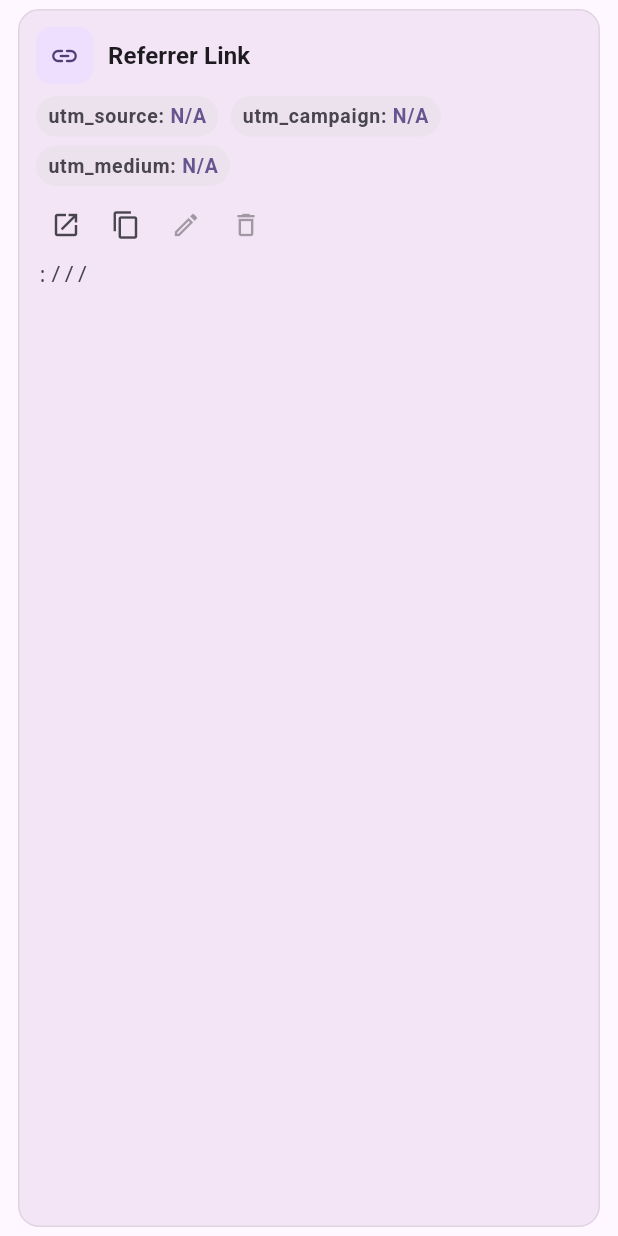
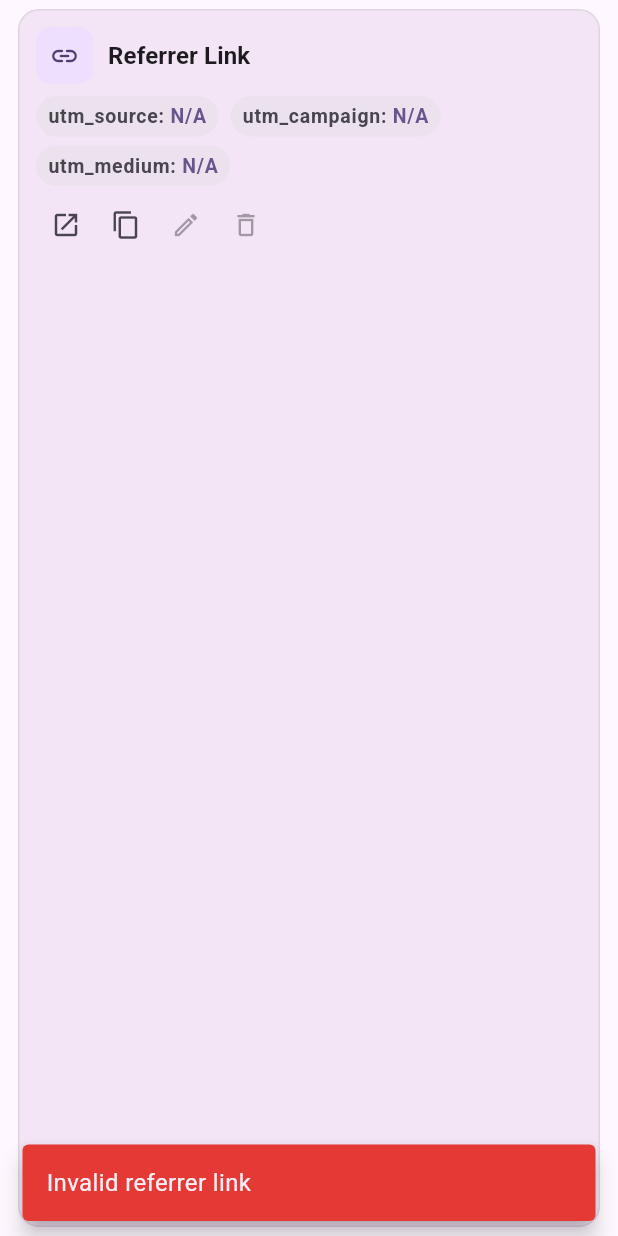
Before and after one commit to omkarsutar/FlutterCodeCampaignzaOperationsSide, a Flutter app: the ReferrerLinkTile widget shown alone on an empty page, opened directly with empty values, after a tap on the "open in new" icon, on a phone screen of 412 x 824 dp. Run offline on Flutter 3.47's test engine with Material 3 defaults, Android fonts, the phone set to English and light mode, and no system bars; our stand-ins replace cached_network_image, connectivity_plus, flutter_riverpod, go_router, pdf, printing and 5 more; missing offline and left inert: dart:js_interop; accounts and stored records are empty.

Commit message:
some changes

```diff
--- a/lib/features/postLogin/campaigns/ui/widgets/referrer_link_tile.dart
+++ b/lib/features/postLogin/campaigns/ui/widgets/referrer_link_tile.dart
@@ -29,9 +29,9 @@ class ReferrerLinkTile extends ConsumerWidget {
   Uri? get _uri => Uri.tryParse(link);
 
   String get _countLookupLink {
-    final uri = _uri;
-    if (uri == null) return link;
-    final cleaned = uri.replace(fragment: null).toString();
+    if (link.isEmpty) return link;
+    final qIndex = link.indexOf('?');
+    final cleaned = qIndex < 0 ? link : link.substring(0, qIndex);
     return cleaned.endsWith('#')
         ? cleaned.substring(0, cleaned.length - 1)
         : cleaned;
@@ -44,14 +44,14 @@ class ReferrerLinkTile extends ConsumerWidget {
         uri.queryParameters['referrer']?.isNotEmpty == true;
   }
 
-  bool get _isWebsiteLink => !_isPlayStoreLink && _uri != null;
+  bool get _isWebsiteLink => !_isPlayStoreLink && link.trim().isNotEmpty;
 
   Map<String, String> get _utmValues {
-    final uri = _uri;
-    if (uri == null) return const {};
+    if (link.isEmpty) return const {};
 
     if (_isPlayStoreLink) {
-      final referrer = uri.queryParameters['referrer'];
+      final uri = _uri;
+      final referrer = uri?.queryParameters['referrer'];
       if (referrer == null || referrer.isEmpty) return const {};
 
       try {
@@ -61,7 +61,13 @@ class ReferrerLinkTile extends ConsumerWidget {
       }
     }
 
-    return uri.queryParameters;
+    final qIndex = link.indexOf('?');
+    if (qIndex < 0) return const {};
+    try {
+      return Uri.splitQueryString(link.substring(qIndex + 1));
+    } catch (_) {
+      return const {};
+    }
   }
 
   String _utm(String key) {
@@ -81,14 +87,18 @@ class ReferrerLinkTile extends ConsumerWidget {
   }
 
   Future<void> _openLink(BuildContext context) async {
-    final uri = _uri;
-    if (uri == null) {
+    if (link.isEmpty) {
       SnackbarUtils.showError('Invalid referrer link');
       return;
     }
 
     try {
       if (_isPlayStoreLink) {
+        final uri = _uri;
+        if (uri == null) {
+          SnackbarUtils.showError('Invalid referrer link');
+          return;
+        }
         // Reconstruct Play Store link with encoded referrer value so it is treated as a single
         // query parameter value by Play Store.
         final appId = uri.queryParameters['id']?.trim();
@@ -111,8 +121,10 @@ class ReferrerLinkTile extends ConsumerWidget {
         return;
       }
 
-      final sanitizedUri = uri.replace(fragment: null);
-      await launchUrl(sanitizedUri, mode: LaunchMode.externalApplication);
+      await launchUrl(
+        Uri.parse(link),
+        mode: LaunchMode.externalApplication,
+      );
     } catch (_) {
       SnackbarUtils.showError('Unable to open link');
     }
@@ -124,10 +136,9 @@ class ReferrerLinkTile extends ConsumerWidget {
   }
 
   String _copyableLinkText() {
-    final uri = _uri;
-    if (uri == null) return link;
-
     if (_isPlayStoreLink) {
+      final uri = _uri;
+      if (uri == null) return link;
       final appId = uri.queryParameters['id']?.trim();
       final referrer = uri.queryParameters['referrer']?.trim();
       if (appId == null ||
@@ -153,17 +164,10 @@ class ReferrerLinkTile extends ConsumerWidget {
       }
     }
 
-    final basePath =
-        '${uri.scheme}://${uri.authority}${uri.path.isEmpty ? '/' : uri.path}';
-    final query = uri.queryParameters.entries
-        .map((entry) => '${entry.key}=${entry.value}')
-        .join('&');
-    if (query.isEmpty) return basePath;
-    return '$basePath?$query';
+    return link;
   }
 
   TextSpan _buildHighlightedLinkSpan(ThemeData theme) {
-    final uri = _uri;
     final baseStyle =
         theme.textTheme.bodySmall?.copyWith(
           fontFamily: 'monospace',
@@ -178,11 +182,9 @@ class ReferrerLinkTile extends ConsumerWidget {
       ),
     );
 
-    if (uri == null) {
-      return TextSpan(text: link, style: baseStyle);
-    }
-
     if (_isPlayStoreLink) {
+      final uri = _uri;
+      if (uri == null) return TextSpan(text: link, style: baseStyle);
       final appId = uri.queryParameters['id']?.trim();
       final referrer = uri.queryParameters['referrer'];
       if (appId == null ||
@@ -232,9 +234,9 @@ class ReferrerLinkTile extends ConsumerWidget {
       );
     }
 
-    final basePath =
-        '${uri.scheme}://${uri.authority}${uri.path.isEmpty ? '/' : uri.path}';
-    final params = uri.queryParameters;
+    final qIndex = link.indexOf('?');
+    final basePath = qIndex < 0 ? link : link.substring(0, qIndex);
+    final params = _utmValues;
 
     return TextSpan(
       style: baseStyle,
```
Also changed, not shown: lib/features/postLogin/campaigns/service/campaign_service_impl.dart (+19 -10 lines), lib/features/postLogin/collaborations/ui/referrer_link_form_page.dart (+69 -166 lines).
